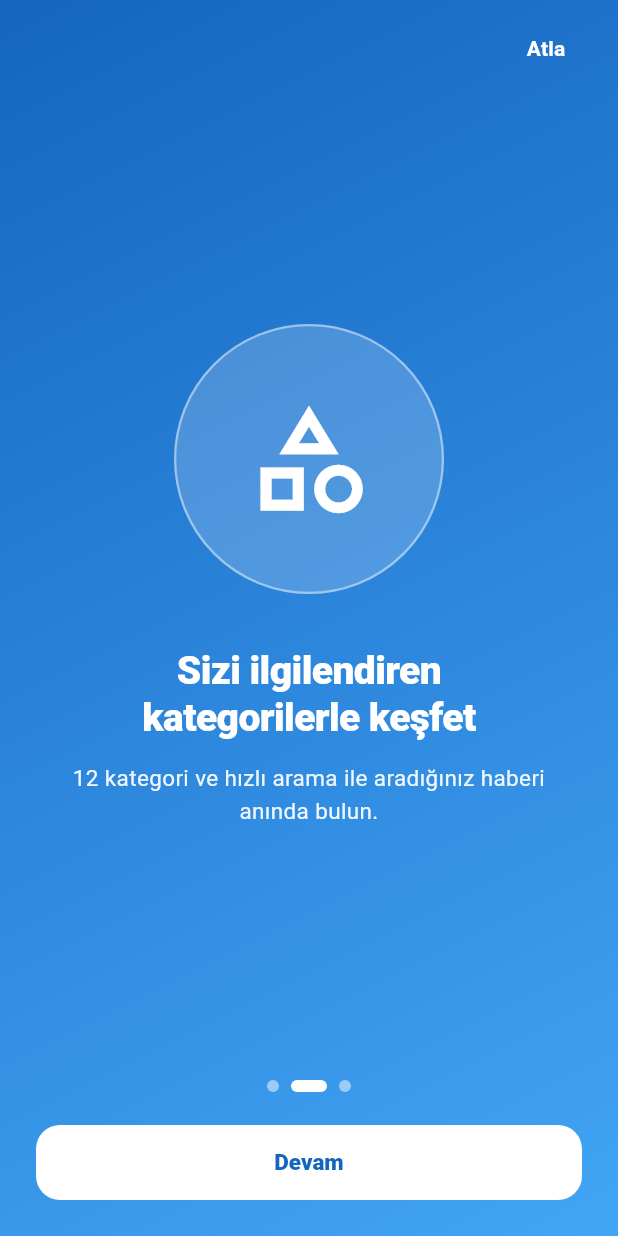
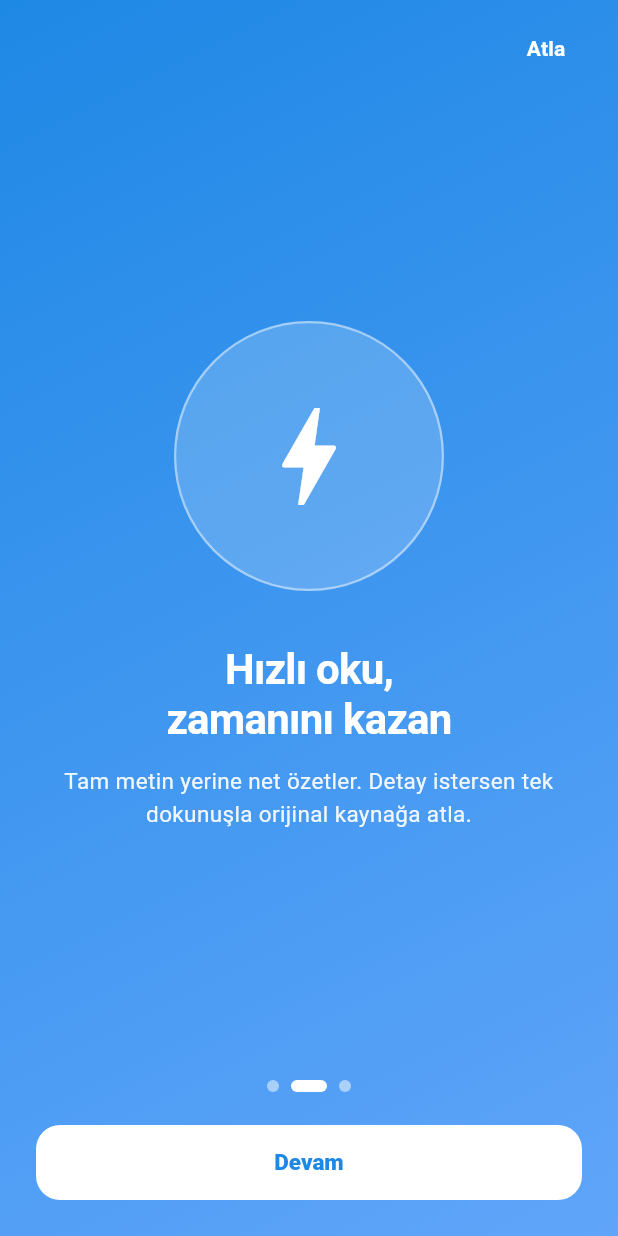
Before and after one commit to ethemdemirkaya/mobil_haber, a Flutter app: the screen it shows after launch, swiped to page 2, on a phone screen of 412 x 824 dp. Run offline on Flutter 3.47's test engine with Material 3 defaults, Android fonts, the phone set to English and light mode, and no system bars; our stand-ins replace cached_network_image, share_plus, shared_preferences.

Commit message:
feat(content): splash/onboarding/about v2 mesajları + author/source-pref polish
- AppConstants.appTagline: 'Çok kaynaktan tek özet akışı'
- Splash: title weight 800 → 700, letter-spacing -0.6 (rafine)
- Onboarding: 3 sayfa içeriği özetleyici konseptine güncellendi
  (eski: 'Günün haberleri parmaklarınızın ucunda' → yeni:
  'Çok kaynaktan tek bir özet akışı', 'Hızlı oku, zamanını kazan',
  'Sevdiklerini kaydet…'); palet yeni brand'e uyumlu
- About: 'Material 3 + PHP REST API' generic mesajı çıktı; özetleyici
  konsepti açıklayan içerik geldi; özellik listesi v2 yansıttığı
  şekilde güncellendi (agregat akış, 'Orijinali oku' CTA, sepya…)
- SourcePreferencesScreen: 'Kaynak listesi alınamadı.' düz metin
  yerine IllustratedEmptyState + 'Tekrar dene' aksiyonu
- AuthorProfileSheet: 'mobil_haber muhabiri' → 'İmzalı yazılar'
  (aggregate'te yazar her zaman kurum içi olmuyor)

Co-Authored-By: Claude Opus 4.7 (1M context) <noreply@anthropic.com>

```diff
--- a/lib/core/constants/app_constants.dart
+++ b/lib/core/constants/app_constants.dart
@@ -2,7 +2,7 @@ class AppConstants {
   AppConstants._();
 
   static const String appName = 'mobil_haber';
-  static const String appTagline = 'Günün haberleri parmaklarınızın ucunda';
+  static const String appTagline = 'Çok kaynaktan tek özet akışı';
 
   static const String prefsThemeMode = 'pref_theme_mode';
   static const String prefsFontScale = 'pref_font_scale';
--- a/lib/screens/onboarding/onboarding_screen.dart
+++ b/lib/screens/onboarding/onboarding_screen.dart
@@ -33,28 +33,29 @@ class _OnboardingScreenState extends State<OnboardingScreen> {
 
   static const List<_OnboardingPage> _pages = [
     _OnboardingPage(
-      title: 'Günün haberleri\nparmaklarınızın ucunda',
+      // v2 (özetleyici) mesajı: "Birleştir + özetle" değer önerisi.
+      title: 'Çok kaynaktan\ntek bir özet akışı',
       subtitle:
-          'Ekonomi, spor, teknoloji ve daha fazlasını tek bir akışta takip edin.',
-      icon: Icons.newspaper_outlined,
-      colorA: Color(0xFFD32F2F),
-      colorB: Color(0xFFEF5350),
+          '11+ haber kaynağından gelen başlıkları birleştirip kısa özetlerle sunuyoruz.',
+      icon: Icons.layers_outlined,
+      colorA: Color(0xFFE5484D),
+      colorB: Color(0xFFF87171),
     ),
     _OnboardingPage(
-      title: 'Sizi ilgilendiren\nkategorilerle keşfet',
+      title: 'Hızlı oku,\nzamanını kazan',
       subtitle:
-          '12 kategori ve hızlı arama ile aradığınız haberi anında bulun.',
-      icon: Icons.category_outlined,
-      colorA: Color(0xFF1565C0),
-      colorB: Color(0xFF42A5F5),
+          'Tam metin yerine net özetler. Detay istersen tek dokunuşla orijinal kaynağa atla.',
+      icon: Icons.bolt_outlined,
+      colorA: Color(0xFF1E88E5),
+      colorB: Color(0xFF60A5FA),
     ),
     _OnboardingPage(
-      title: 'Beğendiklerinizi kaydedin,\nsonra okuyun',
+      title: 'Sevdiklerini kaydet,\nsonra okumayı unutma',
       subtitle:
-          'Kaydetme listesi ve okuma geçmişiyle hiçbir haberi kaçırmayın.',
+          'Kaydetme listesi, okuma geçmişi ve kategori filtrelerle hiçbir haberi kaçırma.',
       icon: Icons.bookmark_added_outlined,
-      colorA: Color(0xFF6A1B9A),
-      colorB: Color(0xFFAB47BC),
+      colorA: Color(0xFF7C3AED),
+      colorB: Color(0xFFA78BFA),
     ),
   ];
 
@@ -159,10 +160,10 @@ class _OnboardingScreenState extends State<OnboardingScreen> {
                             textAlign: TextAlign.center,
                             style: const TextStyle(
                               color: Colors.white,
-                              fontSize: 26,
-                              fontWeight: FontWeight.w800,
-                              height: 1.2,
-                              letterSpacing: -0.4,
+                              fontSize: 28,
+                              fontWeight: FontWeight.w700,
+                              height: 1.18,
+                              letterSpacing: -0.5,
                             ),
                           ),
                           const SizedBox(height: 14),
--- a/lib/screens/settings/about_screen.dart
+++ b/lib/screens/settings/about_screen.dart
@@ -52,7 +52,7 @@ class AboutScreen extends StatelessWidget {
                   AppConstants.appName,
                   style: textTheme.headlineSmall?.copyWith(
                     color: Colors.white,
-                    fontWeight: FontWeight.w900,
+                    fontWeight: FontWeight.w700,
                     letterSpacing: -0.6,
                   ),
                 ),
@@ -87,10 +87,10 @@ class AboutScreen extends StatelessWidget {
           _Section(
             title: 'Uygulama hakkında',
             child: Text(
-              'mobil_haber, Material 3 tasarım dili, açık/koyu tema ve '
-              'kategori bazlı keşif deneyimi sunan bir Flutter uygulamasıdır. '
-              'Veri kaynağı olarak hafif bir PHP REST API ile beslenir; '
-              'çevrimdışı durumlarda mock veriye otomatik düşer.',
+              'mobil_haber bir özetleyicidir: AA, TRT, NTV, Sözcü, BBC, Hacker '
+              'News gibi 11+ kaynaktan haber başlıklarını birleştirir, kısa '
+              'özetler halinde sunar. Tam habere ulaşmak için orijinal kaynağa '
+              'tek dokunuşla atlarsınız.',
               style: textTheme.bodyMedium?.copyWith(height: 1.5),
             ),
           ),
@@ -99,13 +99,15 @@ class AboutScreen extends StatelessWidget {
             child: Column(
               crossAxisAlignment: CrossAxisAlignment.start,
               children: const [
+                _Bullet('Çok kaynaklı agregat akış (RSS + açık API\'ler)'),
+                _Bullet('Detayda özet + "Orijinali oku" CTA'),
+                _Bullet('Sepya okuma modu, S/M/L yazı boyutu'),
                 _Bullet('Açık/koyu tema, sistem temasına otomatik uyum'),
-                _Bullet('S/M/L yazı boyutu ölçeklendirme'),
                 _Bullet('12 kategori + öne çıkanlar carousel\'i'),
                 _Bullet('Anlık arama + arama geçmişi'),
                 _Bullet('Yer imleri (kalıcı) + swipe-to-delete'),
-                _Bullet('Okuma geçmişi ve "Devam et"'),
-                _Bullet('Bildirim ve veri tasarrufu tercihleri'),
+                _Bullet('Okuma geçmişi ve "Devam et" satırı'),
+                _Bullet('Çevrimdışı fallback (örnek veriler)'),
               ],
             ),
           ),
--- a/lib/screens/splash/splash_screen.dart
+++ b/lib/screens/splash/splash_screen.dart
@@ -121,8 +121,8 @@ class _SplashScreenState extends State<SplashScreen>
                       AppConstants.appName,
                       style: textTheme.headlineMedium?.copyWith(
                         color: Colors.white,
-                        fontWeight: FontWeight.w800,
-                        letterSpacing: -0.5,
+                        fontWeight: FontWeight.w700,
+                        letterSpacing: -0.6,
                       ),
                     ),
                     const SizedBox(height: 8),
--- a/lib/widgets/author_profile_sheet.dart
+++ b/lib/widgets/author_profile_sheet.dart
@@ -70,7 +70,7 @@ class AuthorProfileSheet extends StatelessWidget {
                         ),
                         const SizedBox(height: 2),
                         Text(
-                          'mobil_haber muhabiri',
+                          'İmzalı yazılar',
                           style: textTheme.bodySmall,
                         ),
                       ],
```
Also changed, not shown: lib/screens/settings/source_preferences_screen.dart (+10 -9 lines).
